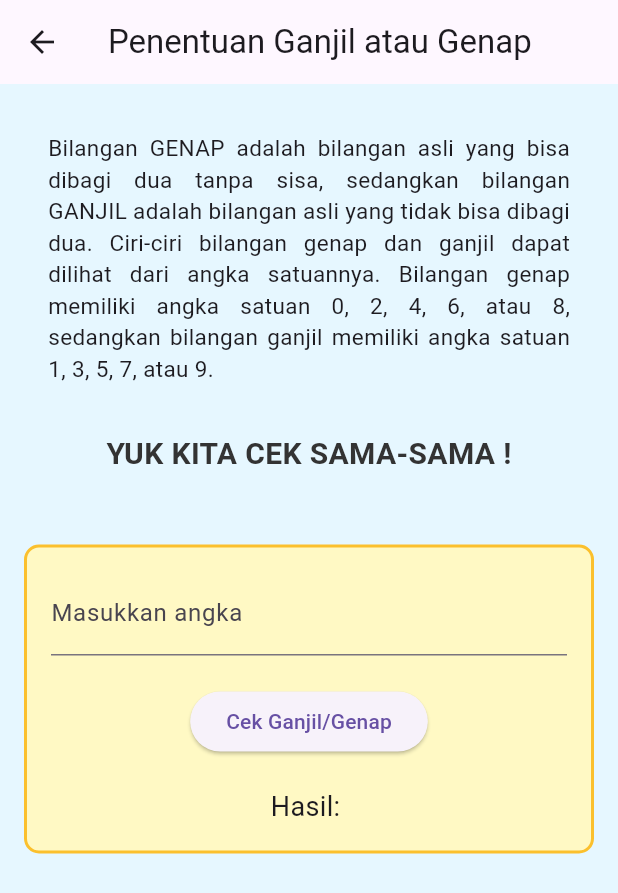
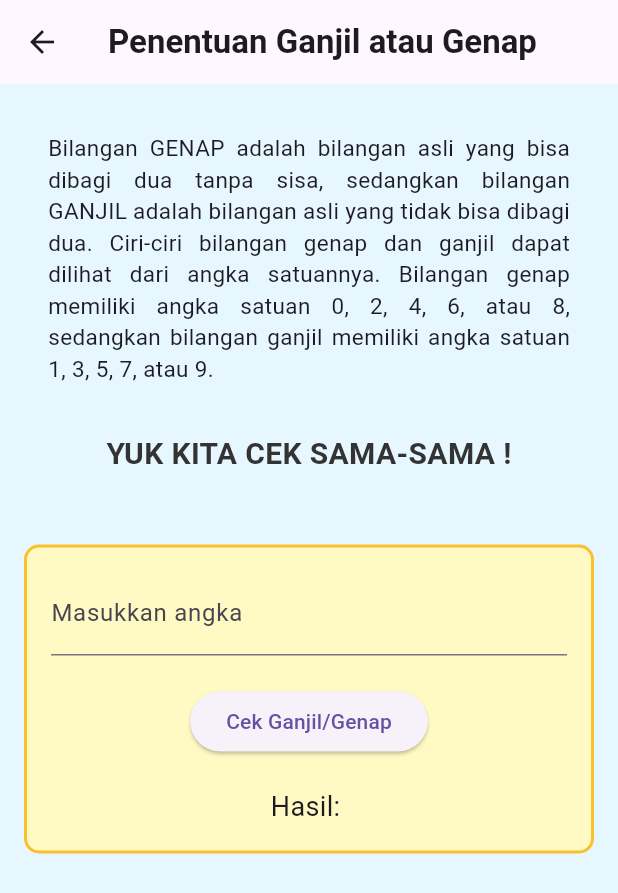
Before and after one commit to R3Writ3/tugas1_teoripemrogramanmobile, a Flutter app: the screen it shows after launch, after a tap on "Login", after a tap on "3. Penentuan Ganjil atau Genap", on a phone screen of 412 x 824 dp. Shown: the top 893 px of the screen. Run offline on Flutter 3.47's test engine with Material 3 defaults, Android fonts, the light colour scheme and no system bars; Roboto replaces fonts that are missing (arial).

Commit message:
commit message here

```diff
--- a/lib/main.dart
+++ b/lib/main.dart
@@ -10,6 +10,7 @@ class Aplikasiku extends StatelessWidget {
   Widget build(BuildContext context) {
     return MaterialApp(
       title: 'Login App',
+       debugShowCheckedModeBanner: false,
       home: HalamanLogin(),
     );
   }
@@ -99,6 +100,8 @@ class HalamanLogin extends StatelessWidget {
   }
 }
 
+
+
 class HalamanDashboard extends StatelessWidget {
   @override
   Widget build(BuildContext context) {
@@ -117,18 +120,20 @@ class HalamanDashboard extends StatelessWidget {
           ),
         ),
       ),
-      body: Padding(
+      body: Center(
+        child: Padding(
           padding: const EdgeInsets.all(16.0),
           child: Column(
             mainAxisAlignment: MainAxisAlignment.center,
+            crossAxisAlignment: CrossAxisAlignment.center,
             children: [
-            Center(
-              child: ElevatedButton(
+              ElevatedButton(
                 style: ElevatedButton.styleFrom(
                   shape: RoundedRectangleBorder(
                     borderRadius: BorderRadius.circular(10.0),
                   ),
                   minimumSize: Size(double.infinity, 50),
+                  padding: EdgeInsets.symmetric(horizontal: 16.0),
                 ),
                 onPressed: () {
                   Navigator.push(
@@ -136,6 +141,8 @@ class HalamanDashboard extends StatelessWidget {
                     MaterialPageRoute(builder: (context) => HalamanKelompok()),
                   );
                 },
+                child: Align(
+                  alignment: Alignment.center,
                   child: Text(
                     '1. Data Kelompok',
                     style: TextStyle(
@@ -144,6 +151,7 @@ class HalamanDashboard extends StatelessWidget {
                       fontFamily: 'arial',
                       color: Color(0xFF1E3A8A),
                     ),
+                    textAlign: TextAlign.center,
                   ),
                 ),
               ),
@@ -154,6 +162,7 @@ class HalamanDashboard extends StatelessWidget {
                     borderRadius: BorderRadius.circular(10.0),
                   ),
                   minimumSize: Size(double.infinity, 50),
+                  padding: EdgeInsets.symmetric(horizontal: 16.0),
                 ),
                 onPressed: () {
                   Navigator.push(
@@ -161,6 +170,8 @@ class HalamanDashboard extends StatelessWidget {
                     MaterialPageRoute(builder: (context) => HalamanHitung()),
                   );
                 },
+                child: Align(
+                  alignment: Alignment.center,
                   child: Text(
                     '2. Penjumlahan dan Pengurangan',
                     style: TextStyle(
@@ -168,6 +179,8 @@ class HalamanDashboard extends StatelessWidget {
                       fontWeight: FontWeight.bold,
                       fontFamily: 'arial',
                       color: Color(0xFF1E3A8A),
+                    ),
+                    textAlign: TextAlign.center,
                   ),
                 ),
               ),
@@ -178,6 +191,7 @@ class HalamanDashboard extends StatelessWidget {
                     borderRadius: BorderRadius.circular(10.0),
                   ),
                   minimumSize: Size(double.infinity, 50),
+                  padding: EdgeInsets.symmetric(horizontal: 16.0),
                 ),
                 onPressed: () {
                   Navigator.push(
@@ -185,6 +199,8 @@ class HalamanDashboard extends StatelessWidget {
                     MaterialPageRoute(builder: (context) => Halamanganjilgenap()),
                   );
                 },
+                child: Align(
+                  alignment: Alignment.center,
                   child: Text(
                     '3. Penentuan Ganjil atau Genap',
                     style: TextStyle(
@@ -193,9 +209,12 @@ class HalamanDashboard extends StatelessWidget {
                       fontFamily: 'arial',
                       color: Color(0xFF1E3A8A),
                     ),
+                    textAlign: TextAlign.center,
+                  ),
                 ),
               ),
             ],
+          ),
         ),
       ),
       backgroundColor: Color(0xFFE6F7FF),
@@ -203,13 +222,15 @@ class HalamanDashboard extends StatelessWidget {
   }
 }
 
-// Halaman Data Kelompok
+
+
 class HalamanKelompok extends StatelessWidget {
   @override
   Widget build(BuildContext context) {
     return Scaffold(
       appBar: AppBar(
         backgroundColor: Color(0xFF1E3A8A),
+        iconTheme: IconThemeData(color: Colors.white),
         title: Center(
           child: Text(
             'Data Kelompok',
@@ -227,7 +248,6 @@ class HalamanKelompok extends StatelessWidget {
         child: Column(
           mainAxisAlignment: MainAxisAlignment.center,
           children: [
-            // Kotak 1
             SizedBox(
               height: 150,
               child: Card(
@@ -244,7 +264,7 @@ class HalamanKelompok extends StatelessWidget {
                         radius: 40,
                         backgroundImage: AssetImage('assets/images/image1.jpg'),
                       ),
-                      SizedBox(width: 20), // Jarak antara gambar dan teks
+                      SizedBox(width: 20),
                       Expanded(
                         child: Text(
                           'Rafly Hersa Pratama (124220011)',
@@ -259,9 +279,9 @@ class HalamanKelompok extends StatelessWidget {
                 ),
               ),
             ),
-            SizedBox(height: 16), // Jarak antar kotak
+            SizedBox(height: 16),
 
-            // Kotak 2
+
             SizedBox(
               height: 150,
               child: Card(
@@ -278,7 +298,7 @@ class HalamanKelompok extends StatelessWidget {
                         radius: 40,
                         backgroundImage: AssetImage('assets/images/image2.jpg'),
                       ),
-                      SizedBox(width: 20), // Jarak antara gambar dan teks
+                      SizedBox(width: 20),
                       Expanded(
                         child: Text(
                           'Raden Muhammad Argo Faiz Miftah (124220015)',
@@ -295,7 +315,7 @@ class HalamanKelompok extends StatelessWidget {
             ),
             SizedBox(height: 16),
 
-            // Kotak 3
+
             SizedBox(
               height: 150,
               child: Card(
@@ -312,7 +332,7 @@ class HalamanKelompok extends StatelessWidget {
                         radius: 40,
                         backgroundImage: AssetImage('assets/images/image3.jpg'),
                       ),
-                      SizedBox(width: 20), // Jarak antara gambar dan teks
+                      SizedBox(width: 20),
                       Expanded(
                         child: Text(
                           'Wahyu Widiasmoro (124220126)',
@@ -485,7 +505,10 @@ class _HalamanganjilgenapState extends State<Halamanganjilgenap> {
   Widget build(BuildContext context) {
     return Scaffold(
       appBar: AppBar(
-        title: Text('Penentuan Ganjil atau Genap'),
+        title: Text('Penentuan Ganjil atau Genap',
+        style: TextStyle(
+          fontWeight: FontWeight.bold,
+        ),),
       ),
       body: SingleChildScrollView(
         padding: const EdgeInsets.all(16.0),
```
Also changed, not shown: assets/images/icon.jpg (added), 4 other files. Lines whose indentation alone changed are shown as unchanged.
